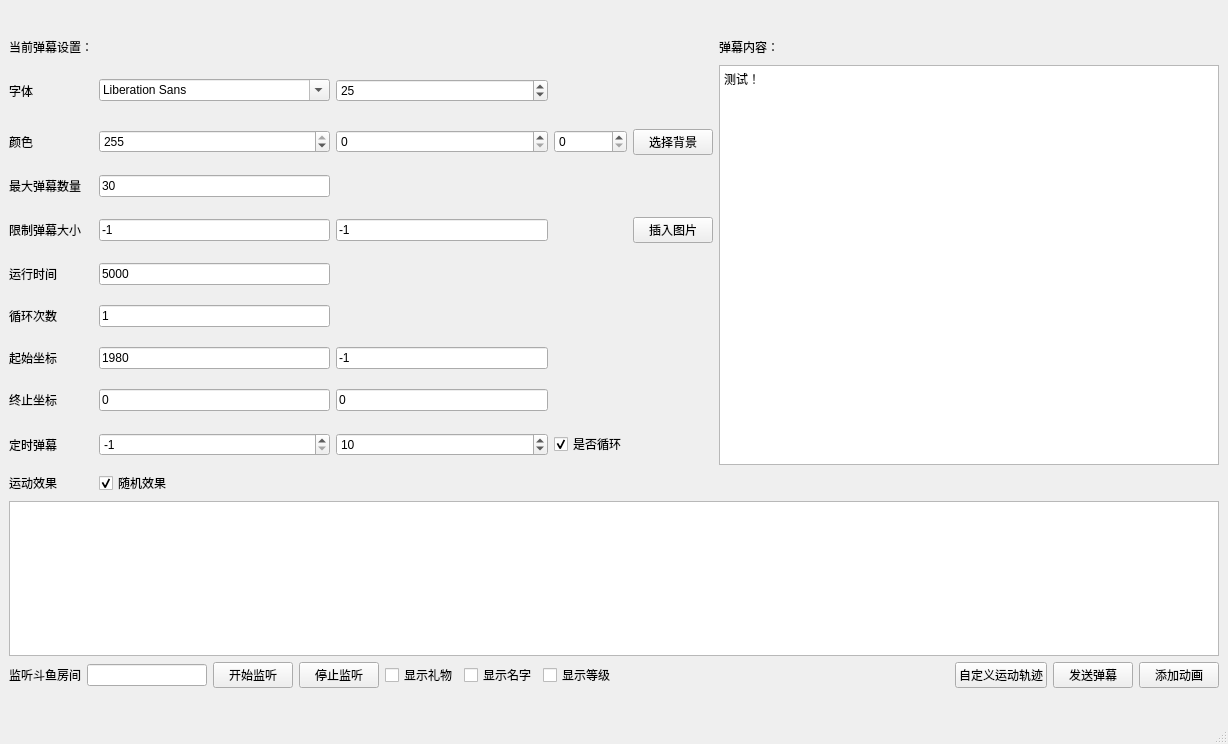
This is mainwindow.ui in xiaoyanLG/Barrage as Qt 5 draws it before an edit. The edited form follows.
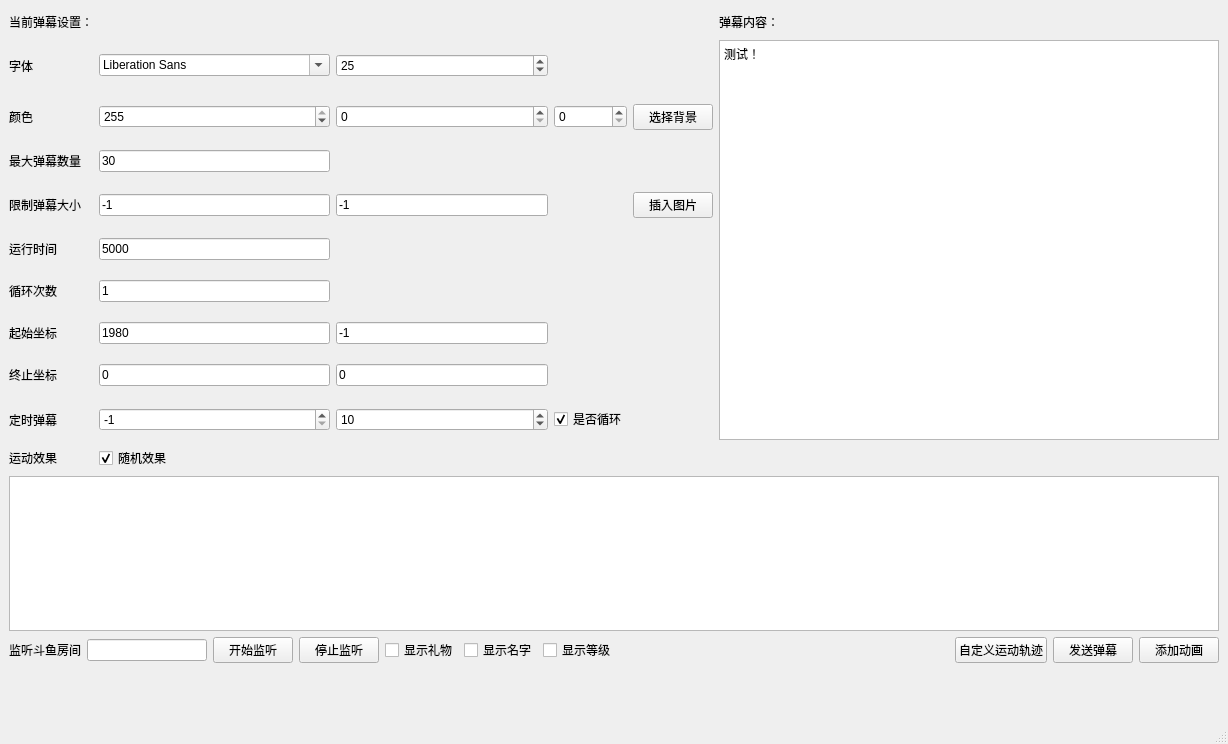
This is the edited form. Icons and pictures are not drawn.

Commit message: Optimize! Fixed some of QtVersion connect failed!

```diff
--- a/mainwindow.ui
+++ b/mainwindow.ui
@@ -14,6 +14,8 @@
    <string>MainWindow</string>
   </property>
   <widget class="QWidget" name="centralwidget">
+   <layout class="QGridLayout" name="gridLayout_4">
+    <item row="0" column="0">
    <layout class="QGridLayout" name="gridLayout_3">
     <item row="0" column="0">
      <layout class="QGridLayout" name="gridLayout_2">
@@ -846,6 +848,15 @@
          </widget>
         </item>
        </layout>
+        </item>
+       </layout>
+      </item>
+      <item row="1" column="0">
+       <widget class="QLabel" name="connectState">
+        <property name="text">
+         <string/>
+        </property>
+       </widget>
       </item>
      </layout>
     </item>
```
Lines whose indentation alone changed are shown as unchanged. The commit also changes 3 other files.
